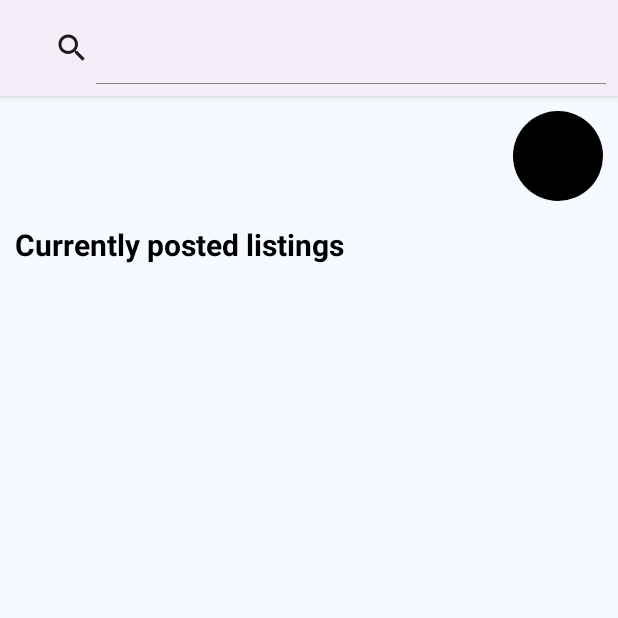
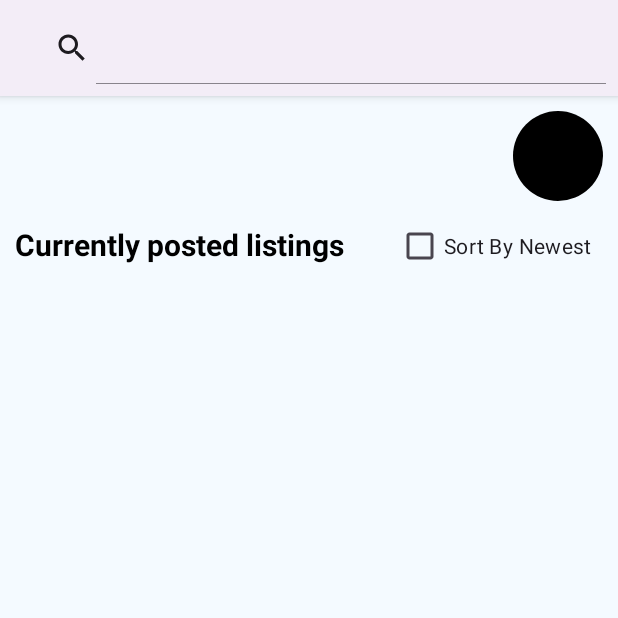
Before and after one commit to mgill1009/HandyManApp, an Android app: the screen it shows after launch once a user with an empty profile is signed in (MainActivity), on a phone screen of 412 x 824 dp, the top half of it. Run offline under Robolectric (Android 15) with nearby library versions, the phone set to English and light mode, and no system bars; our stand-ins replace Firebase (no records; nobody signed in at launch, a user with empty details on screens opened directly); 1 statement that could not run was skipped.

Commit message:
Implement sorting functionality in MainActivity.kt

```diff
--- a/app/src/main/java/com/mg/handyman/Job.kt
+++ b/app/src/main/java/com/mg/handyman/Job.kt
@@ -1,6 +1,7 @@
 package com.mg.handyman
 
 import android.os.Parcelable
+import com.google.firebase.Timestamp
 import kotlinx.android.parcel.Parcelize
 
 @Parcelize
@@ -16,5 +17,6 @@ data class Job(
     val uid: String = "",
     var rating: Double = 0.0,
     var timesRated: Int = 0,
-    var titleAsArray: ArrayList<String> = ArrayList()
+    var titleAsArray: ArrayList<String> = ArrayList(),
+    val createdAt: Timestamp? = null
 ): Parcelable
--- a/app/src/main/res/layout/activity_main.xml
+++ b/app/src/main/res/layout/activity_main.xml
@@ -32,15 +32,32 @@
 
     </LinearLayout>
 
-    <TextView
+    <LinearLayout
         android:layout_width="match_parent"
         android:layout_height="wrap_content"
+        android:orientation="horizontal">
+        <TextView
+            android:layout_width="wrap_content"
+            android:layout_height="wrap_content"
+            android:layout_weight="0.6"
             android:textSize="20sp"
             android:layout_marginTop="5dp"
             android:text="@string/currently_posted_listings"
             android:textStyle="bold"
             android:textColor="@color/black"
             android:padding="10dp"/>
+
+        <CheckBox
+            android:id="@+id/sortByNewestBtn"
+            android:layout_weight="0.4"
+            android:layout_marginTop="4dp"
+            android:paddingTop="0dp"
+            android:layout_width="wrap_content"
+            android:layout_height="wrap_content"
+            android:text="@string/sort_by_newest">
+        </CheckBox>
+
+    </LinearLayout>
 
     <androidx.recyclerview.widget.RecyclerView
         android:id="@+id/rv_jobs"
@@ -51,3 +68,16 @@
          android:layout_weight="1"/>
 
 </LinearLayout>
+
+    <!--<androidx.appcompat.widget.AppCompatImageButton
+                android:id="@+id/sortByDateBtn"
+                android:contextClickable="true"
+                android:layout_width="wrap_content"
+                android:layout_height="wrap_content"
+                android:paddingTop="10dp"
+                android:layout_weight="0.1"
+                android:background="@android:color/transparent"
+                android:contentDescription="@string/sort"
+                android:minHeight="48dp"
+                android:src="@drawable/ic_baseline_sort"
+                android:tint="@color/user_post_button_color" />-->
--- a/app/src/main/res/values/strings.xml
+++ b/app/src/main/res/values/strings.xml
@@ -40,4 +40,6 @@
     <string name="search_hint">e.g. Plumber</string>
     <string name="rate">Rate</string>
     <string name="remove_listing">Remove Listing</string>
+    <string name="sort">sortByDate</string>
+    <string name="sort_by_newest">Sort By Newest</string>
 </resources>
```
Also changed, not shown: app/src/main/java/com/mg/handyman/MainActivity.kt (+53 -10 lines), app/src/main/java/com/mg/handyman/UserPostActivity.kt (+7 -1 lines). Lines whose indentation alone changed are shown as unchanged.
